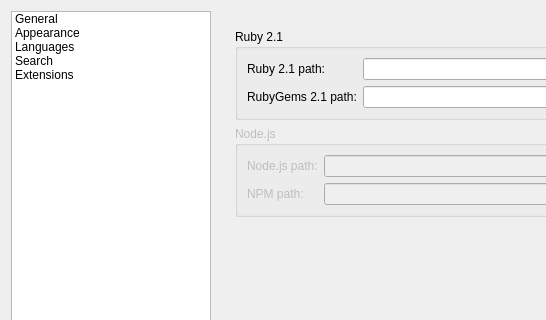
Before: the Qt Designer form src/ui/frmpreferences.ui in notepadqq/notepadqq, drawn with Qt 5; both pictures show x 0 to 546 and y 0 to 320 of the 800 by 450 pixel window.
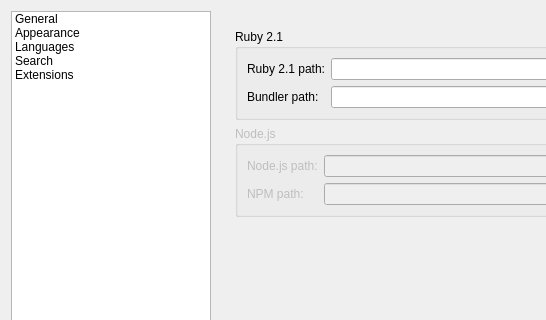
After: the same form once the commit is applied. Icons and pictures are not drawn.

What changed in the file:
```diff
--- a/src/ui/frmpreferences.ui
+++ b/src/ui/frmpreferences.ui
@@ -440,7 +440,7 @@
                 <item row="2" column="0">
                  <widget class="QLabel" name="label_6">
                   <property name="text">
-                   <string>RubyGems 2.1 path:</string>
+                   <string>Bundler path:</string>
                   </property>
                  </widget>
                 </item>
```
Left out of the diff: 6 changed lines with no effect on the pictures.
